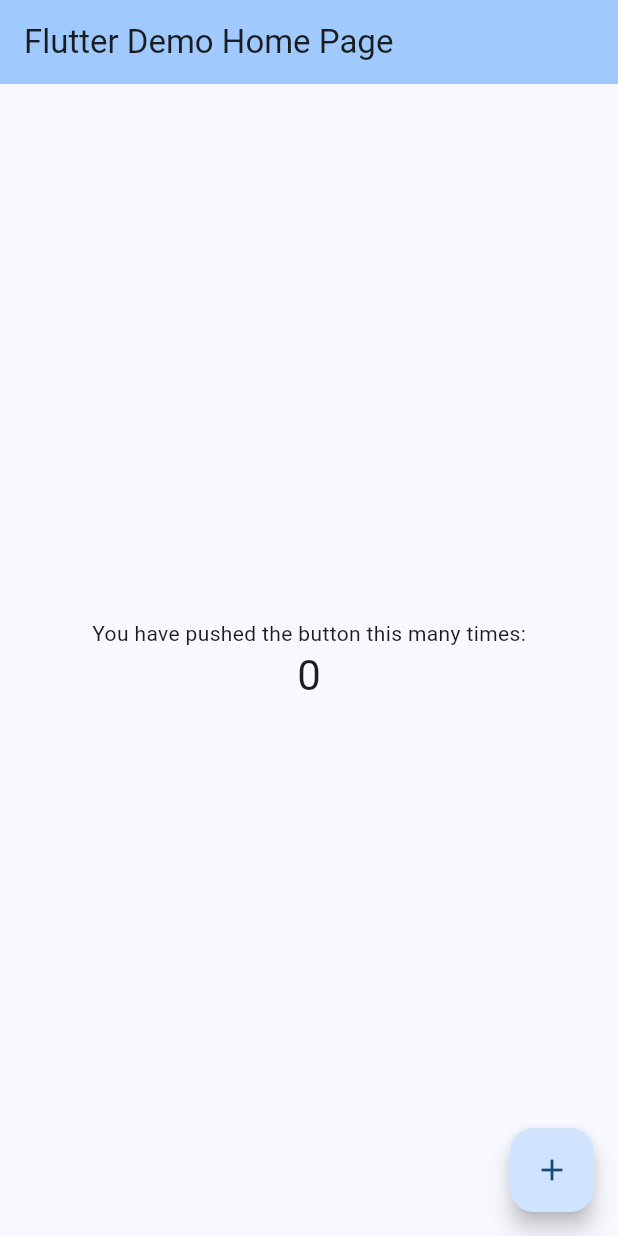
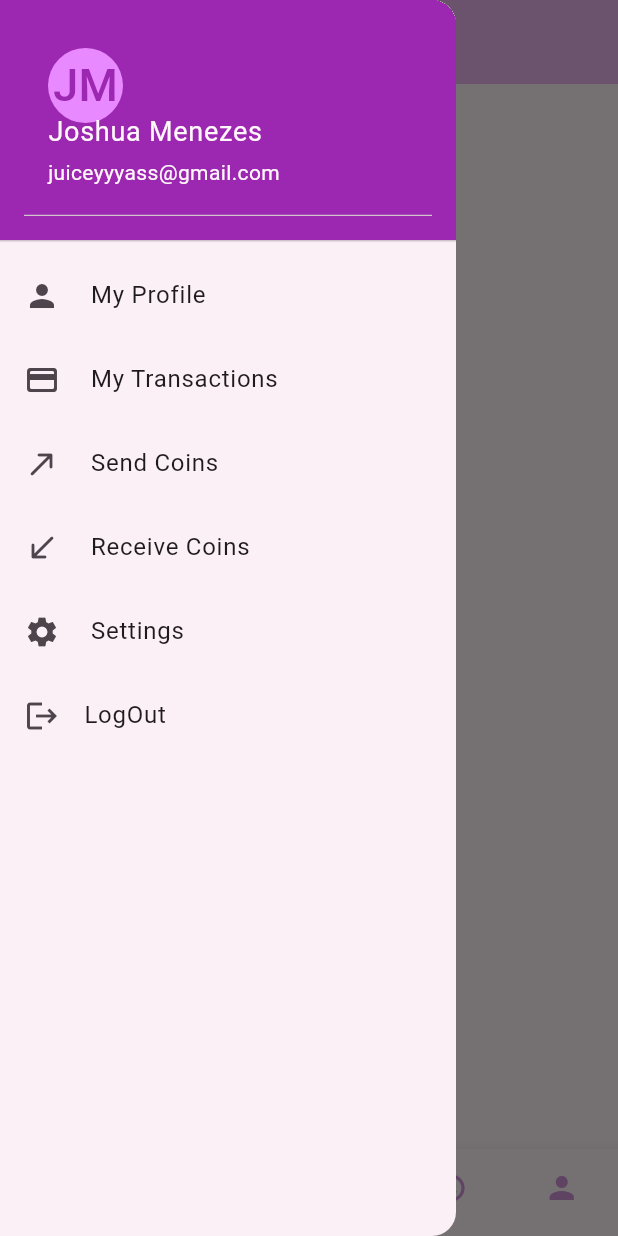
Before and after one commit to Juiceyyyy/UniPay, a Flutter app: the screen it shows after launch, with the side drawer open (before the commit the screen has no drawer), on a phone screen of 412 x 824 dp. Run offline on Flutter 3.47's test engine with Material 2 defaults, Android fonts, the phone set to English and light mode, and no system bars.

```diff
--- a/unipay/lib/main.dart
+++ b/unipay/lib/main.dart
@@ -13,25 +13,10 @@ class MyApp extends StatelessWidget {
     return MaterialApp(
       title: 'Flutter Demo',
       theme: ThemeData(
-        // This is the theme of your application.
-        //
-        // TRY THIS: Try running your application with "flutter run". You'll see
-        // the application has a blue toolbar. Then, without quitting the app,
-        // try changing the seedColor in the colorScheme below to Colors.green
-        // and then invoke "hot reload" (save your changes or press the "hot
-        // reload" button in a Flutter-supported IDE, or press "r" if you used
-        // the command line to start the app).
-        //
-        // Notice that the counter didn't reset back to zero; the application
-        // state is not lost during the reload. To reset the state, use hot
-        // restart instead.
-        //
-        // This works for code too, not just values: Most code changes can be
-        // tested with just a hot reload.
-        colorScheme: ColorScheme.fromSeed(seedColor: Colors.blue),
+        colorScheme: ColorScheme.fromSeed(seedColor: Colors.purple),
         useMaterial3: true,
       ),
-      home: const MyHomePage(title: 'Flutter Demo Home Page'),
+      home: const MyHomePage(title: 'UniPay'),
     );
   }
 }
@@ -39,14 +24,7 @@ class MyApp extends StatelessWidget {
 class MyHomePage extends StatefulWidget {
   const MyHomePage({super.key, required this.title});
 
-  // This widget is the home page of your application. It is stateful, meaning
-  // that it has a State object (defined below) that contains fields that affect
-  // how it looks.
-
-  // This class is the configuration for the state. It holds the values (in this
-  // case the title) provided by the parent (in this case the App widget) and
-  // used by the build method of the State. Fields in a Widget subclass are
-  // always marked "final".
+  // This widget is the home page of your application.
 
   final String title;
 
@@ -55,71 +33,111 @@ class MyHomePage extends StatefulWidget {
 }
 
 class _MyHomePageState extends State<MyHomePage> {
-  int _counter = 0;
-
-  void _incrementCounter() {
-    setState(() {
-      // This call to setState tells the Flutter framework that something has
-      // changed in this State, which causes it to rerun the build method below
-      // so that the display can reflect the updated values. If we changed
-      // _counter without calling setState(), then the build method would not be
-      // called again, and so nothing would appear to happen.
-      _counter++;
-    });
-  }
-
   @override
   Widget build(BuildContext context) {
-    // This method is rerun every time setState is called, for instance as done
-    // by the _incrementCounter method above.
-    //
-    // The Flutter framework has been optimized to make rerunning build methods
-    // fast, so that you can just rebuild anything that needs updating rather
-    // than having to individually change instances of widgets.
     return Scaffold(
       appBar: AppBar(
-        // TRY THIS: Try changing the color here to a specific color (to
-        // Colors.amber, perhaps?) and trigger a hot reload to see the AppBar
-        // change color while the other colors stay the same.
         backgroundColor: Theme.of(context).colorScheme.inversePrimary,
-        // Here we take the value from the MyHomePage object that was created by
-        // the App.build method, and use it to set our appbar title.
         title: Text(widget.title),
       ),
-      body: Center(
+
+      body: const Center(
         // Center is a layout widget. It takes a single child and positions it
         // in the middle of the parent.
         child: Column(
           // Column is also a layout widget. It takes a list of children and
           // arranges them vertically. By default, it sizes itself to fit its
           // children horizontally, and tries to be as tall as its parent.
-          //
-          // Column has various properties to control how it sizes itself and
-          // how it positions its children. Here we use mainAxisAlignment to
-          // center the children vertically; the main axis here is the vertical
-          // axis because Columns are vertical (the cross axis would be
-          // horizontal).
-          //
-          // TRY THIS: Invoke "debug painting" (choose the "Toggle Debug Paint"
-          // action in the IDE, or press "p" in the console), to see the
-          // wireframe for each widget.
           mainAxisAlignment: MainAxisAlignment.center,
           children: <Widget>[
-            const Text(
-              'You have pushed the button this many times:',
-            ),
             Text(
-              '$_counter',
-              style: Theme.of(context).textTheme.headlineMedium,
+              'manuel is gay',
             ),
           ],
         ),
       ),
-      floatingActionButton: FloatingActionButton(
-        onPressed: _incrementCounter,
-        tooltip: 'Increment',
-        child: const Icon(Icons.add),
-      ), // This trailing comma makes auto-formatting nicer for build methods.
+
+      bottomNavigationBar: BottomNavigationBar(
+          items: const <BottomNavigationBarItem>[
+            BottomNavigationBarItem(icon: Icon(Icons.home), label: 'home'),
+            BottomNavigationBarItem(icon: Icon(Icons.search), label: 'search'),
+            BottomNavigationBarItem(icon: Icon(Icons.add_circle), label: 'add'),
+            BottomNavigationBarItem(
+                icon: Icon(Icons.history_rounded), label: 'History'),
+            BottomNavigationBarItem(icon: Icon(Icons.person), label: 'Profile'),
+          ],
+          selectedItemColor: Colors.purple[400],
+          unselectedItemColor: Colors.purple[200]),
+      drawer: Drawer(
+        child: ListView(
+          padding: const EdgeInsets.all(0),
+          children: [
+            const DrawerHeader(
+              decoration: BoxDecoration(
+                color: Colors.purple,
+              ), //BoxDecoration
+              child: UserAccountsDrawerHeader(
+                decoration: BoxDecoration(color: Colors.purple),
+                accountName: Text(
+                  "Joshua Menezes",
+                  style: TextStyle(fontSize: 18),
+                ),
+                accountEmail: Text("juiceyyyass@gmail.com"),
+                currentAccountPictureSize: Size.square(50),
+                currentAccountPicture: CircleAvatar(
+                  backgroundColor: Color.fromARGB(255, 233, 137, 255),
+                  child: Text(
+                    "JM",
+                    style: TextStyle(fontSize: 30.0, color: Colors.purple),
+                  ), //Text
+                ), //circleAvatar
+              ), //UserAccountDrawerHeader
+            ), //DrawerHeader
+            ListTile(
+              leading: const Icon(Icons.person),
+              title: const Text(' My Profile '),
+              onTap: () {
+                Navigator.pop(context);
+              },
+            ),
+            ListTile(
+              leading: const Icon(Icons.payment_rounded),
+              title: const Text(' My Transactions '),
+              onTap: () {
+                Navigator.pop(context);
+              },
+            ),
+            ListTile(
+              leading: const Icon(Icons.call_made_rounded),
+              title: const Text(' Send Coins '),
+              onTap: () {
+                Navigator.pop(context);
+              },
+            ),
+            ListTile(
+              leading: const Icon(Icons.call_received_rounded),
+              title: const Text(' Receive Coins '),
+              onTap: () {
+                Navigator.pop(context);
+              },
+            ),
+            ListTile(
+              leading: const Icon(Icons.settings),
+              title: const Text(' Settings '),
+              onTap: () {
+                Navigator.pop(context);
+              },
+            ),
+            ListTile(
+              leading: const Icon(Icons.logout),
+              title: const Text('LogOut'),
+              onTap: () {
+                Navigator.pop(context);
+              },
+            ),
+          ],
+        ),
+      ), //Drawer),
     );
   }
 }
```
Also changed, not shown: unipay/pubspec.yaml (line endings or trailing spaces), 3 other files.
